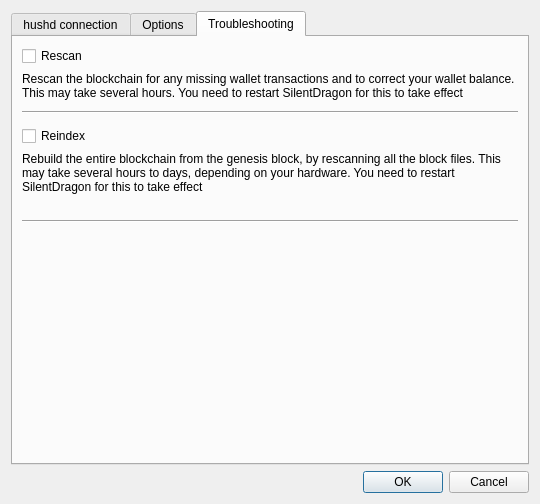
Above: src/settings.ui from ZcashFoundation/zecwallet before the change. Below: the same form after it.
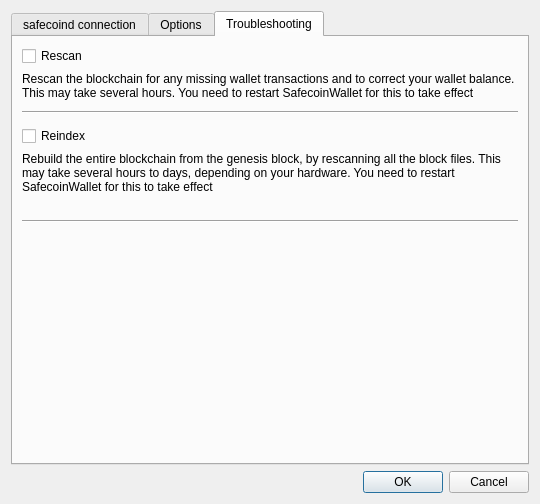
That is the form after the change.

Patch:
```diff
--- a/src/settings.ui
+++ b/src/settings.ui
@@ -30,7 +30,7 @@
      </property>
      <widget class="QWidget" name="tab">
       <attribute name="title">
-       <string>hushd connection</string>
+       <string>safecoind connection</string>
       </attribute>
       <layout class="QVBoxLayout" name="verticalLayout_3">
        <item>
@@ -284,7 +284,7 @@
        <item row="1" column="0">
         <widget class="QLabel" name="label_9">
          <property name="text">
-          <string>Rescan the blockchain for any missing wallet transactions and to correct your wallet balance. This may take several hours. You need to restart SilentDragon for this to take effect</string>
+          <string>Rescan the blockchain for any missing wallet transactions and to correct your wallet balance. This may take several hours. You need to restart SafecoinWallet for this to take effect</string>
          </property>
          <property name="wordWrap">
           <bool>true</bool>
@@ -328,7 +328,7 @@
        <item row="6" column="0">
         <widget class="QLabel" name="label_11">
          <property name="text">
-          <string>Rebuild the entire blockchain from the genesis block, by rescanning all the block files. This may take several hours to days, depending on your hardware. You need to restart SilentDragon for this to take effect</string>
+          <string>Rebuild the entire blockchain from the genesis block, by rescanning all the block files. This may take several hours to days, depending on your hardware. You need to restart SafecoinWallet for this to take effect</string>
          </property>
          <property name="wordWrap">
           <bool>true</bool>
```
